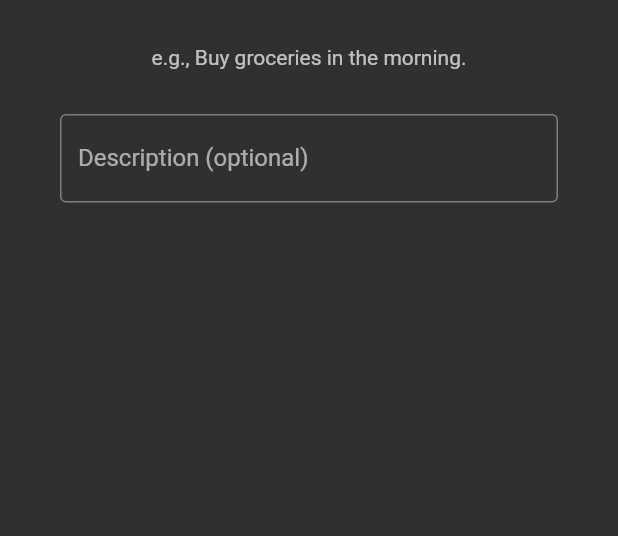
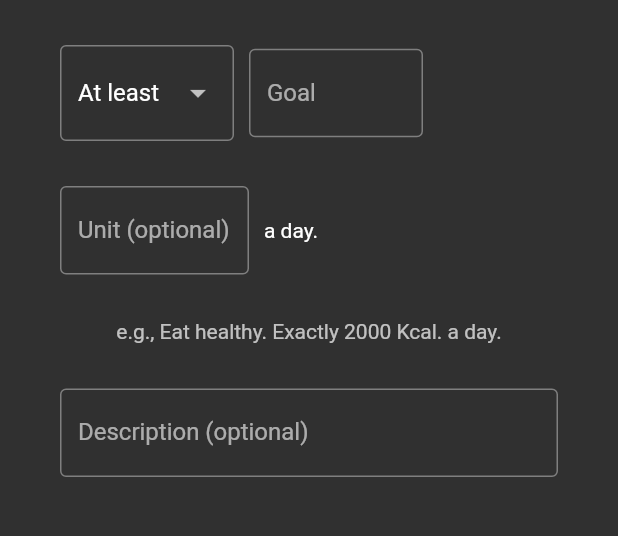
Before and after one commit to melvinodsa/habit-app, a Flutter app: the screen it shows after launch, on a phone screen of 412 x 824 dp, the part 336-872 px from its top. Run offline on Flutter 3.47's test engine with Material 2 defaults, Android fonts, the phone set to English and light mode, and no system bars; our stand-ins replace flutter_svg.

Commit message:
Numerical value form fields added

```diff
--- a/lib/models/habit.dart
+++ b/lib/models/habit.dart
@@ -2,7 +2,8 @@ import 'card_data.dart';
 
 class Habit {
   Habit(
-      {required this.category, this.trackProgress = TrackProgress.WithYesOrNo});
+      {required this.category,
+      this.trackProgress = TrackProgress.WithNumerical});
   final Category category;
   TrackProgress trackProgress;
 }
--- a/lib/screens/habits/new_habit/habit_details.dart
+++ b/lib/screens/habits/new_habit/habit_details.dart
@@ -51,10 +51,11 @@ class _HabitDetailsState extends State<HabitDetails> {
   }
 
   Widget _buildInputs() {
+    var inputs = this.widget.habit.trackProgress == TrackProgress.WithYesOrNo
+        ? _buildYesOrNoInputs()
+        : _buildNumericalInputs();
     return Column(
-      children: this.widget.habit.trackProgress == TrackProgress.WithYesOrNo
-          ? _buildYesOrNoInputs()
-          : _buildYesOrNoInputs(),
+      children: inputs,
     );
   }
 
@@ -88,4 +89,95 @@ class _HabitDetailsState extends State<HabitDetails> {
       ),
     ];
   }
+
+  List<Widget> _buildNumericalInputs() {
+    var theme = Theme.of(context);
+    return [
+      Container(
+        margin: EdgeInsets.only(bottom: 30),
+        child: TextFormField(
+          decoration: InputDecoration(
+            labelText: 'Habit',
+            border: OutlineInputBorder(),
+          ),
+        ),
+      ),
+      Container(
+        width: MediaQuery.of(context).size.width - 80,
+        margin: EdgeInsets.only(bottom: 30),
+        child: Row(
+          children: [
+            Container(
+              width: MediaQuery.of(context).size.width / 2 - 90,
+              margin: EdgeInsets.only(right: 10),
+              child: DropdownButtonFormField(
+                value: "At least",
+                onChanged: (val) => {},
+                decoration: InputDecoration(
+                  border: OutlineInputBorder(),
+                ),
+                items: [
+                  DropdownMenuItem(
+                    value: "At least",
+                    child: Text("At least"),
+                  ),
+                  DropdownMenuItem(
+                    value: "Less than",
+                    child: Text("Less than"),
+                  ),
+                  DropdownMenuItem(
+                    value: "Exactly",
+                    child: Text("Exactly"),
+                  ),
+                ],
+              ),
+            ),
+            Container(
+              width: MediaQuery.of(context).size.width / 2 - 90,
+              child: TextFormField(
+                decoration: InputDecoration(
+                  labelText: 'Goal',
+                  border: OutlineInputBorder(),
+                ),
+              ),
+            )
+          ],
+        ),
+      ),
+      Container(
+        width: MediaQuery.of(context).size.width - 80,
+        margin: EdgeInsets.only(bottom: 30),
+        child: Row(
+          children: [
+            Container(
+              width: MediaQuery.of(context).size.width / 2 - 80,
+              margin: EdgeInsets.only(right: 10),
+              child: TextFormField(
+                decoration: InputDecoration(
+                  labelText: 'Unit (optional)',
+                  border: OutlineInputBorder(),
+                ),
+              ),
+            ),
+            Text("a day.")
+          ],
+        ),
+      ),
+      Container(
+          margin: EdgeInsets.only(bottom: 30),
+          child: Text(
+            "e.g., Eat healthy. Exactly 2000 Kcal. a day.",
+            style: TextStyle(color: theme.textTheme.caption?.color),
+          )),
+      Container(
+        margin: EdgeInsets.only(bottom: 30),
+        child: TextFormField(
+          decoration: InputDecoration(
+            labelText: 'Description (optional)',
+            border: OutlineInputBorder(),
+          ),
+        ),
+      )
+    ];
+  }
 }
```
